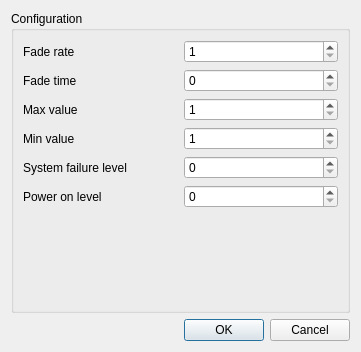
This is data/DialogDaliDeviceConfig.ui in calaos/calaos_installer as Qt 5 draws it before an edit. The edited form follows.
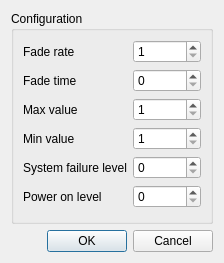
This is the edited form.

Commit message: Use QLayout when possible, and start translation in english ...

Diff of the .ui file:
```diff
--- a/data/DialogDaliDeviceConfig.ui
+++ b/data/DialogDaliDeviceConfig.ui
@@ -6,8 +6,8 @@
    <rect>
     <x>0</x>
     <y>0</y>
-    <width>361</width>
-    <height>352</height>
+    <width>224</width>
+    <height>263</height>
    </rect>
   </property>
   <property name="windowTitle">
@@ -19,8 +19,11 @@
      <property name="title">
       <string>Configuration</string>
      </property>
-     <layout class="QVBoxLayout" name="verticalLayout">
-      <item>
+     <layout class="QFormLayout" name="formLayout">
+      <property name="fieldGrowthPolicy">
+       <enum>QFormLayout::AllNonFixedFieldsGrow</enum>
+      </property>
+      <item row="0" column="0">
        <layout class="QHBoxLayout" name="horizontalLayout">
         <item>
          <widget class="QLabel" name="label">
@@ -29,7 +32,9 @@
           </property>
          </widget>
         </item>
-        <item>
+       </layout>
+      </item>
+      <item row="0" column="1">
          <widget class="QSpinBox" name="spinFadeRate">
           <property name="minimum">
            <number>1</number>
@@ -39,9 +44,7 @@
           </property>
          </widget>
         </item>
-       </layout>
-      </item>
-      <item>
+      <item row="1" column="0">
        <layout class="QHBoxLayout" name="horizontalLayout_2">
         <item>
          <widget class="QLabel" name="label_2">
@@ -50,16 +53,16 @@
           </property>
          </widget>
         </item>
-        <item>
+       </layout>
+      </item>
+      <item row="1" column="1">
          <widget class="QSpinBox" name="spinFadeTime">
           <property name="maximum">
            <number>15</number>
           </property>
          </widget>
         </item>
-       </layout>
-      </item>
-      <item>
+      <item row="2" column="0">
        <layout class="QHBoxLayout" name="horizontalLayout_3">
         <item>
          <widget class="QLabel" name="label_3">
@@ -68,7 +71,9 @@
           </property>
          </widget>
         </item>
-        <item>
+       </layout>
+      </item>
+      <item row="2" column="1">
          <widget class="QSpinBox" name="spinMax">
           <property name="minimum">
            <number>1</number>
@@ -78,9 +83,7 @@
           </property>
          </widget>
         </item>
-       </layout>
-      </item>
-      <item>
+      <item row="3" column="0">
        <layout class="QHBoxLayout" name="horizontalLayout_4">
         <item>
          <widget class="QLabel" name="label_4">
@@ -89,7 +92,9 @@
           </property>
          </widget>
         </item>
-        <item>
+       </layout>
+      </item>
+      <item row="3" column="1">
          <widget class="QSpinBox" name="spinMin">
           <property name="minimum">
            <number>1</number>
@@ -99,9 +104,7 @@
           </property>
          </widget>
         </item>
-       </layout>
-      </item>
-      <item>
+      <item row="4" column="0">
        <layout class="QHBoxLayout" name="horizontalLayout_5">
         <item>
          <widget class="QLabel" name="label_5">
@@ -110,7 +113,9 @@
           </property>
          </widget>
         </item>
-        <item>
+       </layout>
+      </item>
+      <item row="4" column="1">
          <widget class="QSpinBox" name="spinSysFail">
           <property name="minimum">
            <number>0</number>
@@ -120,9 +125,7 @@
           </property>
          </widget>
         </item>
-       </layout>
-      </item>
-      <item>
+      <item row="5" column="0">
        <layout class="QHBoxLayout" name="horizontalLayout_6">
         <item>
          <widget class="QLabel" name="label_6">
@@ -131,7 +134,9 @@
           </property>
          </widget>
         </item>
-        <item>
+       </layout>
+      </item>
+      <item row="5" column="1">
          <widget class="QSpinBox" name="spinPowerOn">
           <property name="minimum">
            <number>0</number>
@@ -140,21 +145,6 @@
            <number>100</number>
           </property>
          </widget>
-        </item>
-       </layout>
-      </item>
-      <item>
-       <spacer name="verticalSpacer">
-        <property name="orientation">
-         <enum>Qt::Vertical</enum>
-        </property>
-        <property name="sizeHint" stdset="0">
-         <size>
-          <width>20</width>
-          <height>40</height>
-         </size>
-        </property>
-       </spacer>
       </item>
      </layout>
     </widget>
```
Left out of the diff: 2 changed lines with no effect on the pictures. Lines whose indentation alone changed are shown as unchanged. The commit also changes 15 other files.
